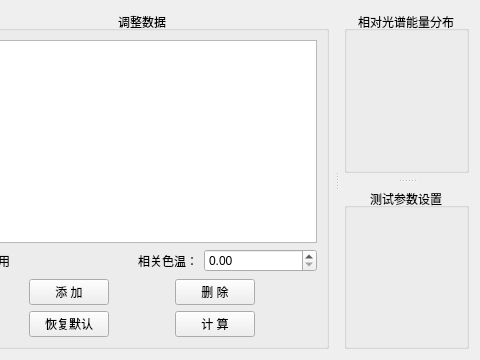
Old version of the form HeGui/HAdjust2EditWidget.ui in the repository hexianqi/QtCode; both pictures show x 291 to 771 and y 0 to 360 of the 771 by 360 pixel window.
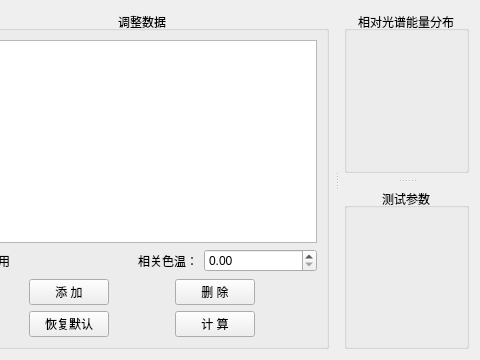
New version of the form. Custom widgets are drawn as their Qt base class.

Patch:
```diff
--- a/HeGui/HAdjust2EditWidget.ui
+++ b/HeGui/HAdjust2EditWidget.ui
@@ -220,7 +220,7 @@
       </widget>
       <widget class="QGroupBox" name="groupBox_3">
        <property name="title">
-        <string>测试参数设置</string>
+        <string>测试参数</string>
        </property>
        <property name="alignment">
         <set>Qt::AlignCenter</set>
```
